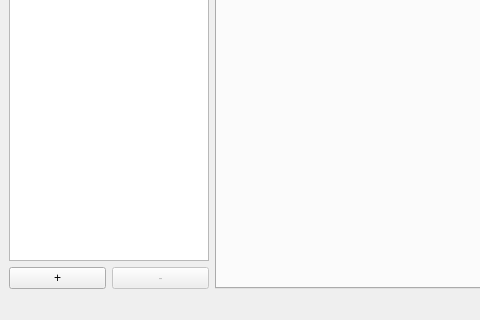
First picture: the form in res/window.ui, repository remeh/mehstation-config, before the edit; both pictures show x 0 to 480 and y 149 to 469 of the 619 by 469 pixel window.
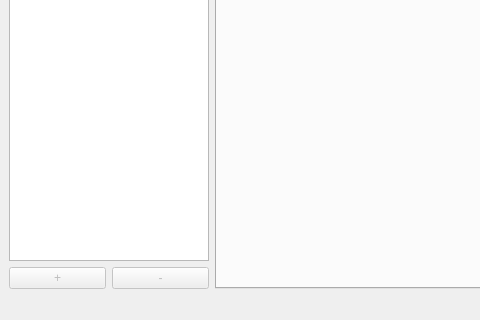
Second picture: the form after the edit.

What changed in the file:
```diff
--- a/res/window.ui
+++ b/res/window.ui
@@ -60,6 +60,9 @@
            <layout class="QGridLayout" name="gridLayout_2">
             <item row="0" column="0">
              <widget class="QPushButton" name="addPlatform">
+              <property name="enabled">
+               <bool>false</bool>
+              </property>
               <property name="text">
                <string>+</string>
               </property>
```
Left out of the diff: 2 changed lines with no effect on the pictures.
